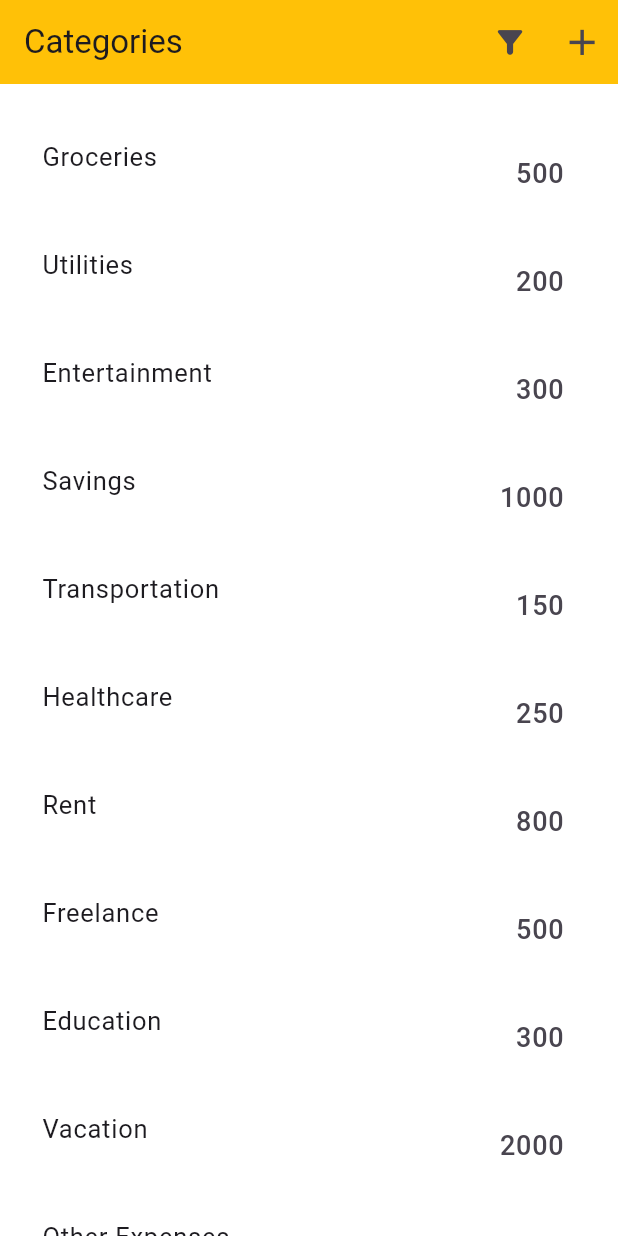
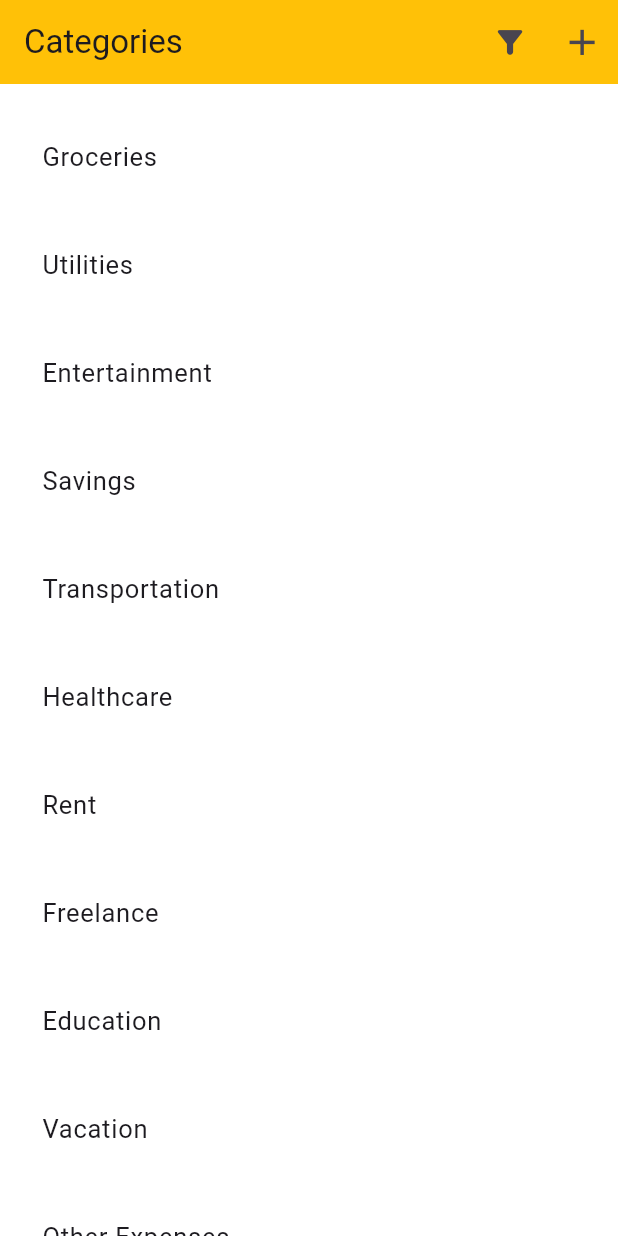
Before and after one commit to NamanBansal-tech/financial_tracking, a Flutter app: the CategoriesList screen opened directly, on a phone screen of 412 x 824 dp. Run offline on Flutter 3.47's test engine with Material 3 defaults, Android fonts, the phone set to English and light mode, and no system bars; our stand-ins replace dartz, flutter_riverpod, flutter_secure_storage, fluttertoast, freezed_annotation, lazy_load_scrollview and 5 more; accounts and stored records are empty; generated files the repository leaves out were written again.

Commit message:
upgrade packages.

```diff
--- a/lib/screens/categorie_list/ui/categories_list.dart
+++ b/lib/screens/categorie_list/ui/categories_list.dart
@@ -179,7 +179,7 @@ class CategoriesList extends ConsumerWidget {
   String getSubtitle({required CategoryModel categoryModel}) {
     if (((categoryModel.startDate != null) &&
         (categoryModel.endDate != null))) {
-      return "Budget starts from ${Utility.getFormattedCategoryDate(categoryModel.startDate)} till ${Utility.getFormattedCategoryDate(categoryModel.endDate)}";
+      return "${Utility.getFormattedCategoryDate(categoryModel.startDate)} - ${Utility.getFormattedCategoryDate(categoryModel.endDate)}";
     }
     return "";
   }
--- a/lib/utils/sample_budget_data.dart
+++ b/lib/utils/sample_budget_data.dart
@@ -1,57 +1,46 @@
 final sampleBudgetData = [
   {
     "categoryName": "Groceries",
-    "budgetAmount": 500,
     'id': 0,
   },
   {
     "categoryName": "Utilities",
-    "budgetAmount": 200,
     'id': 1,
   },
   {
     "categoryName": "Entertainment",
-    "budgetAmount": 300,
     'id': 2,
   },
   {
     "categoryName": "Savings",
-    "budgetAmount": 1000,
     'id': 3,
   },
   {
     "categoryName": "Transportation",
-    "budgetAmount": 150,
     'id': 4,
   },
   {
     "categoryName": "Healthcare",
-    "budgetAmount": 250,
     'id': 5,
   },
   {
     "categoryName": "Rent",
-    "budgetAmount": 800,
     'id': 6,
   },
   {
     "categoryName": "Freelance",
-    "budgetAmount": 500,
     'id': 7,
   },
   {
     "categoryName": "Education",
-    "budgetAmount": 300,
     'id': 8,
   },
   {
     "categoryName": "Vacation",
-    "budgetAmount": 2000,
     'id': 9,
   },
   {
     "categoryName": "Other Expenses",
-    "budgetAmount": 2000,
     'id': 10,
   },
 ];
```
Also changed, not shown: lib/utils/sample_categories.dart (deleted, +0 -92 lines), 9 other files.
